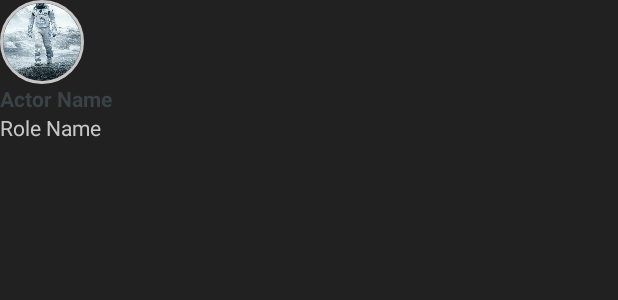
After one commit to rusinikita/movies-shmoovies, an Android app: the layout cast_item.xml on its own in the app's theme, with its tools: preview values and no code run, on a phone screen of 412 x 824 dp. The commit adds this screen. Shown: the top 300 px of the screen. Run offline under Robolectric (Android 15) with nearby library versions, the phone set to English and light mode, and no system bars.

Commit message:
Add recycler items

```diff
--- a/app/build.gradle
+++ b/app/build.gradle
@@ -38,4 +38,5 @@ dependencies {
     testCompile rootProject.ext.appTestCompileDependencies
     compile 'com.android.support:cardview-v7:25.3.1'
     compile 'com.android.support.constraint:constraint-layout:1.0.2'
+    compile 'de.hdodenhof:circleimageview:2.1.0'
 }
--- a/app/src/main/kotlin/com/nikita/movies_shmoovies/common/widgets/ErrorView.kt
+++ b/app/src/main/kotlin/com/nikita/movies_shmoovies/common/widgets/ErrorView.kt
@@ -12,8 +12,8 @@ import com.nikita.movies_shmoovies.common.utils.layoutInflater
 
 class ErrorView : LinearLayout {
   private val iconView: ImageView?
-  private val errorTextView: TextView
-  private val actionButton: TextView
+  private val errorTextView: `@+id/actor_name`
+  private val actionButton: `@+id/actor_name`
 
   var content: ErrorDesc? = null
     set(value) {
--- /dev/null
+++ b/app/src/main/res/layout/cast_item.xml
@@ -0,0 +1,33 @@
+<?xml version="1.0" encoding="utf-8"?>
+<LinearLayout xmlns:android="http://schemas.android.com/apk/res/android"
+    xmlns:app="http://schemas.android.com/apk/res-auto"
+    android:layout_width="wrap_content"
+    android:layout_height="wrap_content"
+    android:orientation="vertical"
+    android:layout_marginRight="16dp">
+
+    <de.hdodenhof.circleimageview.CircleImageView
+        android:id="@+id/actor_photo"
+        android:layout_width="56dp"
+        android:layout_height="56dp"
+        android:scaleType="centerCrop"
+        android:src="@drawable/test_poster"
+        app:civ_border_color="@color/mis_header_text"
+        app:civ_border_width="2dp" />
+
+    <TextView
+        android:id="@+id/actor_name"
+        android:layout_width="wrap_content"
+        android:layout_height="wrap_content"
+        android:text="Actor Name"
+        android:textColor="@color/mis_crew_text"
+        android:textStyle="bold" />
+
+    <TextView
+        android:id="@+id/actor_character"
+        android:layout_width="wrap_content"
+        android:layout_height="wrap_content"
+        android:text="Role Name"
+        android:textColor="@color/mis_header_text" />
+
+</LinearLayout>
--- /dev/null
+++ b/app/src/main/res/layout/cast_more.xml
@@ -0,0 +1,6 @@
+<?xml version="1.0" encoding="utf-8"?>
+<Button xmlns:android="http://schemas.android.com/apk/res/android"
+    android:id="@+id/more_button"
+    android:layout_width="wrap_content"
+    android:layout_height="wrap_content"
+    android:text="@string/more_button" />
--- a/app/src/main/res/values/colors.xml
+++ b/app/src/main/res/values/colors.xml
@@ -10,6 +10,7 @@
     <color name="TMDB_green">#00d373</color>
     <color name="windowBackground">#212121</color>
     <color name="black_60">#99000000</color>
+    <color name="white">#ffffff</color>
 
     <!--Movie Info Screen-->
     <color name="mis_header_bg">@color/TMDB_blue</color>
@@ -18,6 +19,7 @@
 
     <color name="mis_gardient_start">#515d61</color>
     <color name="mis_gardient_end">#081c24</color>
+    <color name="mis_crew_text">#394346</color>
 
     <color name="mis_about_bg">#ffffff</color>
     <color name="mis_about_main_text">#000000</color>
--- a/app/src/main/res/values/strings.xml
+++ b/app/src/main/res/values/strings.xml
@@ -9,6 +9,7 @@
     <string name="movie_overview">Overview</string>
     <string name="movie_crew">Featured Crew</string>
     <string name="movie_cast">Top Billed Cast</string>
+    <string name="more_button">more</string>
 
     <string name="movie_data">Movie Data</string>
     <string name="movie_status">Status: </string>
```
Also changed, not shown: app/src/main/res/drawable/genre_item_bg.xml (added, +8 -0 lines), app/src/main/res/layout/crew_item.xml (added, +23 -0 lines), app/src/main/res/layout/genre_item.xml (added, +14 -0 lines).
